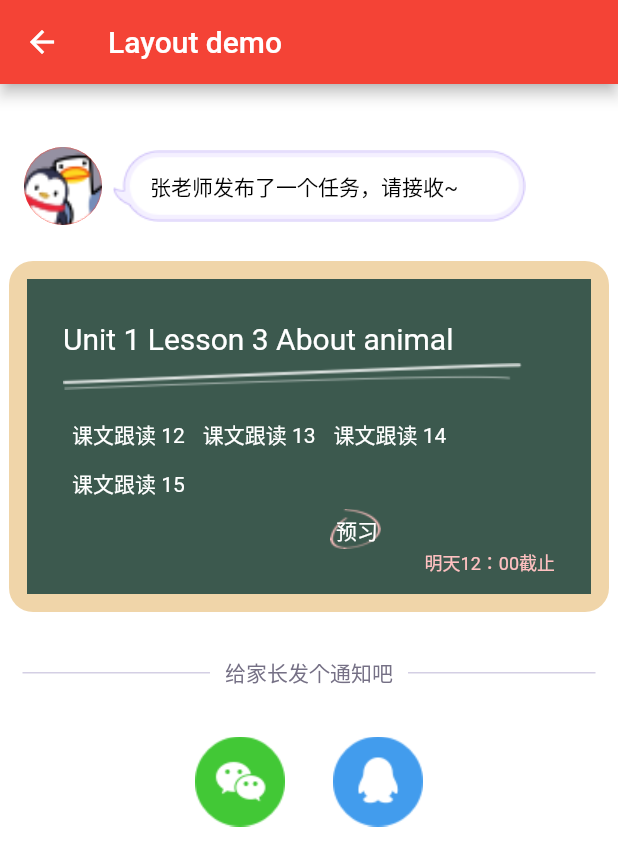
After one commit to MarkMjw/oasis_flutter, a Flutter app: the screen it shows after launch, after a tap on "Layout demo页面", on a phone screen of 412 x 824 dp. The commit adds this screen. Shown: the top 866 px of the screen. Run offline on Flutter 3.47's test engine with Material 2 defaults, Android fonts, the phone set to English and light mode, and no system bars; network calls fail; Roboto replaces fonts that are missing (Round).

Commit message:
优化demo结构。

```diff
--- /dev/null
+++ b/lib/demo_layout.dart
@@ -0,0 +1,260 @@
+import 'package:flutter/material.dart';
+import 'package:flutter/widgets.dart';
+import 'package:meta/meta.dart';
+
+class DemoLayout extends StatelessWidget {
+  @override
+  Widget build(BuildContext context) {
+    return Scaffold(
+      /// Title
+      appBar: AppBar(
+        title: Text("Layout demo"),
+//        leading: IconButton(
+//          icon: Image.asset("assets/images/icon_close.png"),
+//          onPressed: () {
+//            Navigator.maybePop(context);
+//          },
+//        ),
+      ),
+
+      /// body
+      body: PageContent(),
+    );
+  }
+}
+
+class PageContent extends StatelessWidget {
+  @override
+  Widget build(BuildContext context) {
+    return Container(
+      color: Colors.white,
+      padding: const EdgeInsets.only(top: 42.0),
+      child: Column(
+        children: <Widget>[
+          Column(
+            mainAxisAlignment: MainAxisAlignment.start,
+            crossAxisAlignment: CrossAxisAlignment.start,
+            children: <Widget>[
+              new Row(
+                children: <Widget>[
+                  new Container(
+                    width: 52.0,
+                    height: 52.0,
+                    margin: const EdgeInsets.only(left: 16.0),
+                    child: CircleAvatar(
+                      backgroundImage: AssetImage("assets/images/avatar.png"),
+                    ),
+                  ),
+                  new Container(
+                    margin: const EdgeInsets.only(left: 7.0, right: 15.0),
+                    height: 48.0,
+                    child: Stack(
+                      children: <Widget>[
+                        Image.asset("assets/images/publish_chat_box.png"),
+                        Positioned(
+                          left: 25.0,
+                          top: 14.0,
+                          child: Text(
+                            "张老师发布了一个任务，请接收~",
+                            style: TextStyle(
+                              fontSize: 14.0,
+                              color: Colors.black,
+                            ),
+                          ),
+                        ),
+                      ],
+                    ),
+                  )
+                ],
+              ),
+            ],
+          ),
+
+          Container(
+            margin: const EdgeInsets.fromLTRB(6.0, 24.0, 6.0, 30.0),
+            child: RoundInnerSquareBox(
+              child: Container(
+                padding: const EdgeInsets.fromLTRB(24.0, 28.0, 24.0, 12.0),
+                width: double.infinity,
+                child: Column(
+                  mainAxisAlignment: MainAxisAlignment.start,
+                  crossAxisAlignment: CrossAxisAlignment.start,
+                  children: <Widget>[
+                    Text(
+                      "Unit 1 Lesson 3 About animal",
+                      style: TextStyle(
+                          fontSize: 20.0,
+                          fontFamily: "Round",
+                          color: Colors.white),
+                    ),
+                    Container(
+                      margin: const EdgeInsets.only(top: 5.0, bottom: 13.0),
+                      child: Image.asset("assets/images/publish_work_line.png"),
+                    ),
+                    Wrap(
+                      alignment: WrapAlignment.start,
+                      children: <Widget>[
+                        WorkTotalItem(title: "课文跟读 12"),
+                        WorkTotalItem(title: "课文跟读 13"),
+                        WorkTotalItem(title: "课文跟读 14"),
+                        WorkTotalItem(title: "课文跟读 15")
+                      ],
+                    ),
+                    Container(
+                      margin: const EdgeInsets.only(left: 178.0),
+                      child: Stack(
+                        children: <Widget>[
+                          Image.asset("assets/images/publish_work_sign.png"),
+                          Positioned(
+                            left: 4.0,
+                            top: 4.0,
+                            child: Text(
+                              "预习",
+                              style: TextStyle(
+                                  fontSize: 14.0, color: Colors.white),
+                            ),
+                          )
+                        ],
+                      ),
+                    ),
+                    Container(
+                      alignment: Alignment.topRight,
+                      child: Text(
+                        "明天12：00截止",
+                        style: TextStyle(
+                            fontSize: 12.0, color: const Color(0xffffc1c1)),
+                      ),
+                    )
+                  ],
+                ),
+              ),
+            ),
+          ),
+
+          LineTips(
+            title: Text(
+              "给家长发个通知吧",
+              style: TextStyle(fontSize: 14.0, color: const Color(0xff757085)),
+            ),
+          ),
+
+          Container(
+            margin: const EdgeInsets.only(top: 32.0),
+            height: 60.0,
+            child: Row(
+              mainAxisAlignment: MainAxisAlignment.center,
+              children: <Widget>[
+                IconButton(
+                  padding: EdgeInsets.zero,
+                  iconSize: 60.0,
+                  icon: Image.asset("assets/images/share_wechat.png"),
+                  onPressed: () {
+                    print("share to wechat.");
+                  },
+                ),
+                IconButton(
+                  padding: EdgeInsets.only(left: 32.0),
+                  iconSize: 60.0,
+                  icon: Image.asset("assets/images/share_qq.png"),
+                  onPressed: () {
+                    print("share to qq.");
+                  },
+                )
+              ],
+            ),
+          ),
+        ],
+      ),
+    );
+  }
+}
+
+class RoundInnerSquareBox extends StatelessWidget {
+  static const double gap = 12.0;
+
+  final Widget child;
+
+  RoundInnerSquareBox({
+    @required this.child,
+  });
+
+  @override
+  Widget build(BuildContext context) {
+    return ClipRRect(
+      borderRadius: const BorderRadius.all(const Radius.circular(16.0)),
+      child: Container(
+        color: const Color(0xfff0d5a9),
+        padding: const EdgeInsets.all(gap),
+        child: Container(
+          child: Container(
+            color: const Color(0xff3c594e),
+            child: child,
+          ),
+        ),
+      ),
+    );
+  }
+}
+
+class LineTips extends StatelessWidget {
+  static const defaultMargin = const EdgeInsets.only(left: 15.0, right: 15.0);
+
+  LineTips({
+    @required this.title,
+    this.margin = defaultMargin,
+  });
+
+  final Widget title;
+  final EdgeInsetsGeometry margin;
+
+  @override
+  Widget build(BuildContext context) {
+    return new Padding(
+      padding: defaultMargin,
+      child: new Row(
+        mainAxisAlignment: MainAxisAlignment.spaceEvenly,
+        children: <Widget>[
+          new Expanded(
+            child: new Container(
+              margin: const EdgeInsets.only(
+                right: 10.0,
+              ),
+              color: const Color(0xFFD4CFE4),
+              height: 1.0,
+            ),
+          ),
+          title,
+          new Expanded(
+            child: new Container(
+              margin: const EdgeInsets.only(
+                left: 10.0,
+              ),
+              color: const Color(0xFFD4CFE4),
+              height: 1.0,
+            ),
+          ),
+        ],
+      ),
+    );
+  }
+}
+
+class WorkTotalItem extends StatelessWidget {
+  final String title;
+
+  WorkTotalItem({@required this.title});
+
+  @override
+  Widget build(BuildContext context) {
+    return Container(
+      padding: const EdgeInsets.all(6.0),
+      child: Text(
+        "$title",
+        style: TextStyle(
+          fontSize: 14.0,
+          color: Colors.white,
+        ),
+      ),
+    );
+  }
+}
--- a/lib/main.dart
+++ b/lib/main.dart
@@ -1,6 +1,6 @@
 import 'package:flutter/material.dart';
-import 'package:flutter_app/content_list.dart';
-import 'package:flutter_app/simple_page.dart';
+import 'package:flutter_app/demo_layout.dart';
+import 'package:flutter_app/demo_list.dart';
 
 void main() => runApp(new MyApp());
 
@@ -12,6 +12,9 @@ class MyApp extends StatelessWidget {
       title: 'Flutter Demo',
       theme: new ThemeData(
         primarySwatch: Colors.red,
+        accentColor: Colors.red,
+        primaryColorDark: Colors.red,
+        primaryColor: Colors.red,
       ),
       home: new MyHomePage(title: 'Flutter Demo'),
     );
@@ -50,26 +53,26 @@ class _MyHomePageState extends State<MyHomePage> {
             new Container(
               margin: EdgeInsets.only(top: 20.0),
               child: new RaisedButton(
-                child: Text("Simple页面",
+                child: Text("Layout demo页面",
                     style: new TextStyle(fontSize: 15.0, color: Colors.red)),
                 onPressed: () {
                   Navigator.push(
                       context,
                       new MaterialPageRoute(
-                          builder: (context) => new SimplePage()));
+                          builder: (context) => new DemoLayout()));
                 },
               ),
             ),
             new Container(
               margin: EdgeInsets.only(top: 20.0),
               child: new RaisedButton(
-                child: Text("ListView页面",
+                child: Text("List demo页面",
                     style: new TextStyle(fontSize: 15.0, color: Colors.red)),
                 onPressed: () {
                   Navigator.push(
                       context,
                       new MaterialPageRoute(
-                          builder: (context) => new ListViewPage()));
+                          builder: (context) => new DemoList()));
                 },
               ),
             ),
--- a/lib/string.dart
+++ /dev/null
@@ -1,3 +0,0 @@
-class Strings {
-  static String appTitle = "Awesome Tip";
-}
```
Also changed, not shown: lib/demo_list.dart (renamed from lib/content_list.dart, +3 -17 lines), lib/simple_page.dart (deleted, +0 -158 lines), pubspec.yaml (+8 -0 lines), assets/images/avatar.png (renamed from assets/images/avatar2.png), assets/images/icon_close.png (added), assets/images/nav_close.png (deleted), 1 other file.
